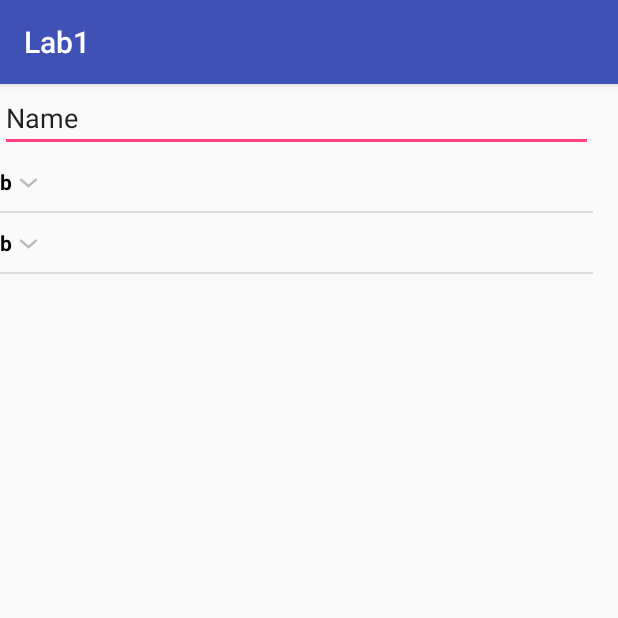
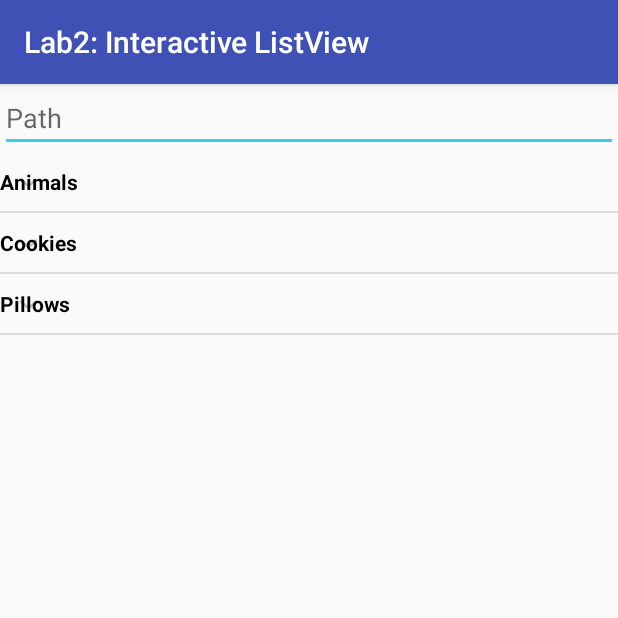
Before and after one commit to yousiftouma/tddc73, an Android app: the screen it shows after launch (lab2), on a phone screen of 412 x 824 dp, the top half of it. Run offline under Robolectric (Android 15) with nearby library versions, the phone set to English and light mode, and no system bars.

Commit message:
Finish lab 2

```diff
--- a/app/src/main/java/com/tddc73/lab1/lab2.java
+++ b/app/src/main/java/com/tddc73/lab1/lab2.java
@@ -1,6 +1,7 @@
 package com.tddc73.lab1;
 
 import android.graphics.Color;
+import android.graphics.PorterDuff;
 import android.support.v7.app.AppCompatActivity;
 import android.os.Bundle;
 import android.text.Editable;
@@ -10,6 +11,7 @@ import android.widget.EditText;
 import android.widget.ExpandableListView;
 import android.widget.TextView;
 
+import com.tddc73.lab1.lab2components.ExpandableListViewChildNode;
 import com.tddc73.lab1.lab2components.ExpandableListViewParentNode;
 import com.tddc73.lab1.lab2components.MyExpandableListViewAdapter;
 
@@ -24,8 +26,6 @@ public class lab2 extends AppCompatActivity {
     private MyExpandableListViewAdapter listViewAdapter;
     private EditText editText;
 
-    private List<String> pathList;
-
     @Override
     protected void onCreate(Bundle savedInstanceState) {
         super.onCreate(savedInstanceState);
@@ -35,7 +35,6 @@ public class lab2 extends AppCompatActivity {
         populateExpandableList();
 
         listViewAdapter = new MyExpandableListViewAdapter(this, parents);
-        pathList = listViewAdapter.getPathsList();
         listView.setAdapter(listViewAdapter);
 
         listView.setOnChildClickListener(new ExpandableListView.OnChildClickListener() {
@@ -74,60 +73,105 @@ public class lab2 extends AppCompatActivity {
     }
 
     private void handleEditText(String currentText) {
+
         if (foundStartsWith(currentText)){
             String[] split = currentText.split("/");
             if(split.length > 1){
                 for(ExpandableListViewParentNode parent : parents){
                     if(parent.getName().equals(split[1])){
-                        System.out.println("FOUND!");
+                        int indexOfParent = parents.indexOf(parent);
+                        if (!listView.isGroupExpanded(indexOfParent)){
+                            listView.expandGroup(indexOfParent);
+                        }
+                    }
+
+                    for (ExpandableListViewChildNode child : parent.getChildren()){
+                        if(split.length > 2 && child.getName().equals(split[2])){
+                            colorIfActivatedChild(child);
+                        }
                     }
                 }
-                System.out.println("Some node found!");
             }
+            editText.getBackground().setColorFilter(getResources().getColor(R.color.colorAccent), PorterDuff.Mode.SRC_ATOP);
+            editText.setError(null);
         } else {
-            // TODO not on the right track!
-            System.out.println("Display RED!");
+            colorIfActivatedChild(null);
+            editText.setError("Invalid path!");
+            editText.getBackground().setColorFilter(Color.RED, PorterDuff.Mode.SRC_ATOP);
         }
 
+        listViewAdapter.notifyDataSetChanged();
+    }
+
+    private void colorIfActivatedChild(ExpandableListViewChildNode toColor){
+        for (ExpandableListViewParentNode parent : parents){
+            for (ExpandableListViewChildNode child : parent.getChildren()) {
+                child.setActivatedColor(false);
+            }
+        }
+
+        if(toColor == null) return;
+
+        toColor.setActivatedColor(true);
     }
 
     private boolean foundStartsWith(String toMatch){
-        for(String path : pathList){
-            if(path.startsWith(toMatch)){
-                return true;
+
+        for (ExpandableListViewParentNode parent : parents){
+            for (ExpandableListViewChildNode childName : parent.getChildren()){
+                String path = "/" + parent.getName() + "/" + childName.getName();
+                if(path.startsWith(toMatch)){
+                    return true;
+                }
             }
         }
         return false;
     }
 
     private void onCollapseListParentClick() {
-        editText.setText("/");
+        setSearchText("/");
     }
 
     private void onExpandListParentClick(int parentId) {
         ExpandableListViewParentNode parentNode = parents.get(parentId);
         String parentString = parentNode.getName();
-        editText.setText("/" + parentString + "/");
-
+        setSearchText("/" + parentString + "/");
     }
 
     private boolean onExpandableListChildClick(ExpandableListView parent, View v, int groupPosition, int childPosition, long id) {
         ExpandableListViewParentNode parentNode = parents.get(groupPosition);
         String parentString = parentNode.getName();
-        String childString = parentNode.getChild(childPosition);
-        editText.setText("/" + parentString + "/" + childString);
+        String childString = parentNode.getChild(childPosition).getName();
+        setSearchText("/" + parentString + "/" + childString);
         return true;
+    }
+
+    private void setSearchText(String text){
+        editText.setText(null);
+        editText.append(text);
     }
 
     private void populateExpandableList() {
         parents = new ArrayList<>();
 
-        ExpandableListViewParentNode b = new ExpandableListViewParentNode("b");
-        ExpandableListViewParentNode b1 = new ExpandableListViewParentNode("b");
-        b.addChild("c");
-        b1.addChild("d");
+        ExpandableListViewParentNode b = new ExpandableListViewParentNode("Animals");
+        ExpandableListViewParentNode b1 = new ExpandableListViewParentNode("Cookies");
+        ExpandableListViewParentNode b2 = new ExpandableListViewParentNode("Pillows");
+
+        b.addChild("Cat");
+        b.addChild("Dog");
+        b.addChild("Horse");
+
+        b1.addChild("Chocolate");
+        b1.addChild("Jam");
+        b1.addChild("Vanilla");
+
+        b2.addChild("Soft");
+        b2.addChild("Hard");
+        b2.addChild("Batman");
 
         parents.add(b);
         parents.add(b1);
+        parents.add(b2);
     }
 }
--- /dev/null
+++ b/app/src/main/java/com/tddc73/lab1/lab2components/ExpandableListViewChildNode.java
@@ -0,0 +1,44 @@
+package com.tddc73.lab1.lab2components;
+
+import android.support.annotation.ColorInt;
+
+import com.tddc73.lab1.R;
+
+/**
+ * Created by Andreas on 11/8/2017.
+ */
+
+public class ExpandableListViewChildNode {
+
+    private String name;
+    private @ColorInt int color;
+
+    public ExpandableListViewChildNode(String name) {
+        this.name = name;
+        setActivatedColor(false);
+    }
+
+    public String getName() {
+        return name;
+    }
+
+    public @ColorInt int getColor() {
+        return color;
+    }
+
+    public void setColor(@ColorInt int color) {
+        this.color = color;
+    }
+
+    public void setName(String name) {
+        this.name = name;
+    }
+
+    public void setActivatedColor(boolean isActive){
+        if(isActive){
+            color = R.color.activatedChildColor;
+        } else {
+            color = android.R.color.transparent;
+        }
+    }
+}
--- a/app/src/main/java/com/tddc73/lab1/lab2components/ExpandableListViewParentNode.java
+++ b/app/src/main/java/com/tddc73/lab1/lab2components/ExpandableListViewParentNode.java
@@ -1,4 +1,6 @@
 package com.tddc73.lab1.lab2components;
+
+import android.graphics.Color;
 
 import java.util.ArrayList;
 import java.util.List;
@@ -9,7 +11,8 @@ import java.util.List;
 
 public class ExpandableListViewParentNode {
 
-    private List<String> children;
+    private List<ExpandableListViewChildNode> children;
+
     private String name;
 
     public ExpandableListViewParentNode(String name) {
@@ -17,19 +20,23 @@ public class ExpandableListViewParentNode {
         this.name = name;
     }
 
-    public void addChild(String child){
-        children.add(child);
+    public void addChild(String childName){
+        children.add(new ExpandableListViewChildNode(childName));
     }
 
     public String getName() {
         return name;
     }
 
-    public String getChild(int index){
+    public void setName(String name) {
+        this.name = name;
+    }
+
+    public ExpandableListViewChildNode getChild(int index){
         return children.get(index);
     }
 
-    public List<String> getChildren() {
+    public List<ExpandableListViewChildNode> getChildren() {
         return children;
     }
 }
--- a/app/src/main/java/com/tddc73/lab1/lab2components/MyExpandableListViewAdapter.java
+++ b/app/src/main/java/com/tddc73/lab1/lab2components/MyExpandableListViewAdapter.java
@@ -25,13 +25,11 @@ public class MyExpandableListViewAdapter extends BaseExpandableListAdapter {
     private Context context;
     private List<ExpandableListViewParentNode> parents;
 
-    private List<String> pathsList;
 
     public MyExpandableListViewAdapter(Context context, List<ExpandableListViewParentNode> parents) {
         this.context = context;
         this.parents = parents;
 
-        createPathsList();
     }
 
     @Override
@@ -86,14 +84,15 @@ public class MyExpandableListViewAdapter extends BaseExpandableListAdapter {
 
     @Override
     public View getChildView(int parentId, int childId, boolean b, View view, ViewGroup viewGroup) {
-        final String expandedListText = (String) getChild(parentId, childId);
+        final ExpandableListViewChildNode expandedListText = (ExpandableListViewChildNode) getChild(parentId, childId);
         if (view == null) {
             LayoutInflater layoutInflater = (LayoutInflater) this.context
                     .getSystemService(Context.LAYOUT_INFLATER_SERVICE);
             view = layoutInflater.inflate(R.layout.expandable_list_item, null);
         }
         TextView expandedListTextView = view.findViewById(R.id.expandedListItem);
-        expandedListTextView.setText(expandedListText);
+        expandedListTextView.setText(expandedListText.getName());
+        expandedListTextView.setBackgroundColor(expandedListText.getColor());
         return view;
     }
 
@@ -106,17 +105,4 @@ public class MyExpandableListViewAdapter extends BaseExpandableListAdapter {
      * Create a list<string> representation of this ExpandableListView
      * @return All paths in ListView as strings
      */
-    private void createPathsList(){
-        pathsList = new ArrayList<>();
-        for (ExpandableListViewParentNode parent : parents){
-            String parentPath = "/" + parent.getName();
-            for (String childName : parent.getChildren()){
-                    pathsList.add(parentPath + "/" + childName);
-            }
-        }
-    }
-
-    public List<String> getPathsList(){
-        return pathsList;
-    }
 }
--- a/app/src/main/res/layout/lab2.xml
+++ b/app/src/main/res/layout/lab2.xml
@@ -7,8 +7,8 @@
     tools:context="com.tddc73.lab1.lab2">
 
     <LinearLayout
-        android:layout_width="395dp"
-        android:layout_height="587dp"
+        android:layout_width="match_parent"
+        android:layout_height="match_parent"
         android:orientation="vertical"
         tools:layout_editor_absoluteX="8dp"
         tools:layout_editor_absoluteY="8dp">
@@ -19,7 +19,7 @@
             android:layout_height="wrap_content"
             android:ems="10"
             android:inputType="textPersonName"
-            android:text="Name" />
+            android:hint="Path" />
 
         <ExpandableListView
             android:id="@+id/expandList"
--- a/app/src/main/res/values/colors.xml
+++ b/app/src/main/res/values/colors.xml
@@ -2,5 +2,6 @@
 <resources>
     <color name="colorPrimary">#3F51B5</color>
     <color name="colorPrimaryDark">#303F9F</color>
-    <color name="colorAccent">#FF4081</color>
+    <color name="colorAccent">#41c9ef</color>
+    <color name="activatedChildColor">#ededed</color>
 </resources>
--- a/app/src/main/res/values/strings.xml
+++ b/app/src/main/res/values/strings.xml
@@ -1,3 +1,3 @@
 <resources>
-    <string name="app_name">Lab1</string>
+    <string name="app_name">Lab2: Interactive ListView</string>
 </resources>
```
